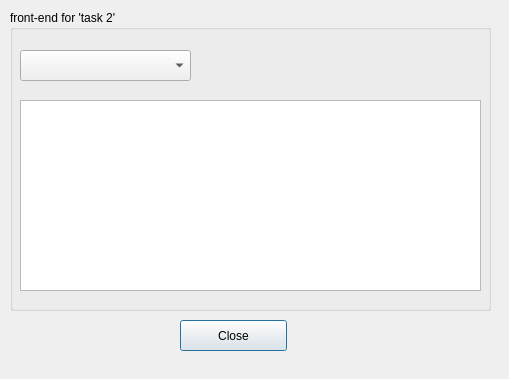
Above: task2.ui from v01z/qt_3 before the change. Below: the same form after it.
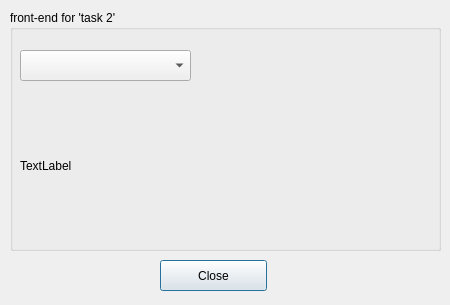
That is the form after the change.

```diff
--- a/task2.ui
+++ b/task2.ui
@@ -6,8 +6,8 @@
    <rect>
     <x>0</x>
     <y>0</y>
-    <width>509</width>
-    <height>379</height>
+    <width>450</width>
+    <height>305</height>
    </rect>
   </property>
   <property name="windowTitle">
@@ -18,23 +18,13 @@
     <rect>
      <x>10</x>
      <y>10</y>
-     <width>481</width>
-     <height>301</height>
+     <width>431</width>
+     <height>241</height>
     </rect>
    </property>
    <property name="title">
     <string>front-end for 'task 2'</string>
    </property>
-   <widget class="QTextEdit" name="textEdit">
-    <property name="geometry">
-     <rect>
-      <x>10</x>
-      <y>90</y>
-      <width>461</width>
-      <height>191</height>
-     </rect>
-    </property>
-   </widget>
    <widget class="QComboBox" name="comboBox">
     <property name="geometry">
      <rect>
@@ -48,12 +38,28 @@
      <string/>
     </property>
    </widget>
+   <widget class="QLabel" name="label">
+    <property name="geometry">
+     <rect>
+      <x>10</x>
+      <y>90</y>
+      <width>401</width>
+      <height>131</height>
+     </rect>
+    </property>
+    <property name="text">
+     <string>TextLabel</string>
+    </property>
+    <property name="wordWrap">
+     <bool>true</bool>
+    </property>
+   </widget>
   </widget>
   <widget class="QPushButton" name="btnClose">
    <property name="geometry">
     <rect>
-     <x>180</x>
-     <y>320</y>
+     <x>160</x>
+     <y>260</y>
      <width>107</width>
      <height>31</height>
     </rect>
```
Left out of the diff: 3 changed lines with no effect on the pictures.
